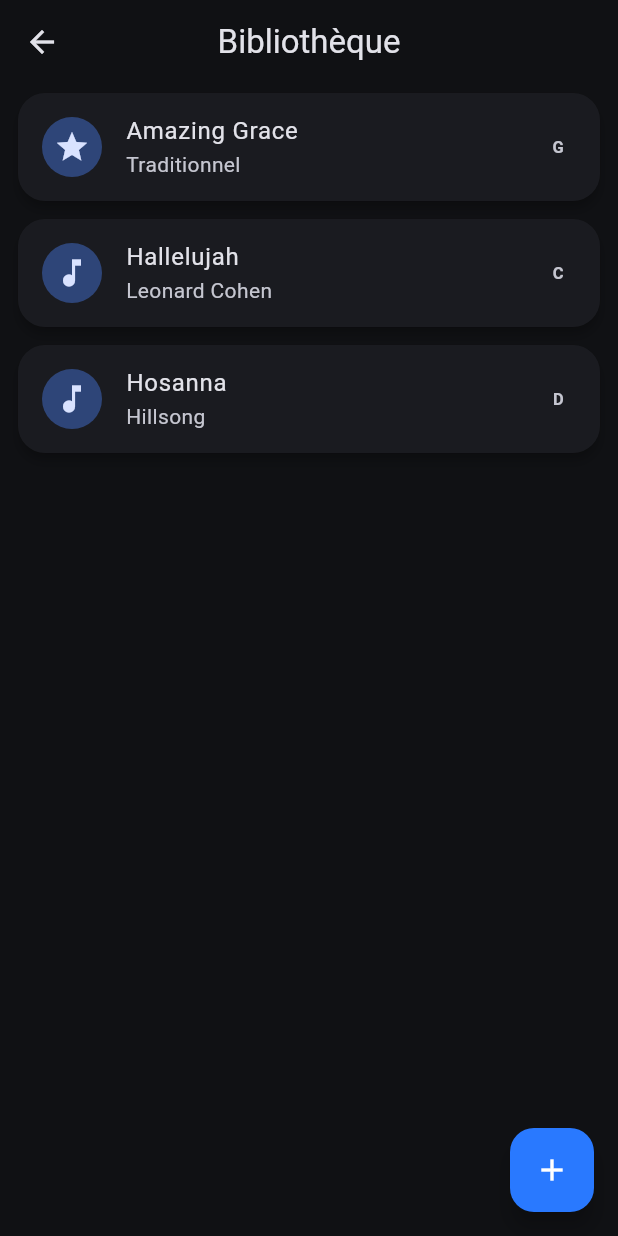
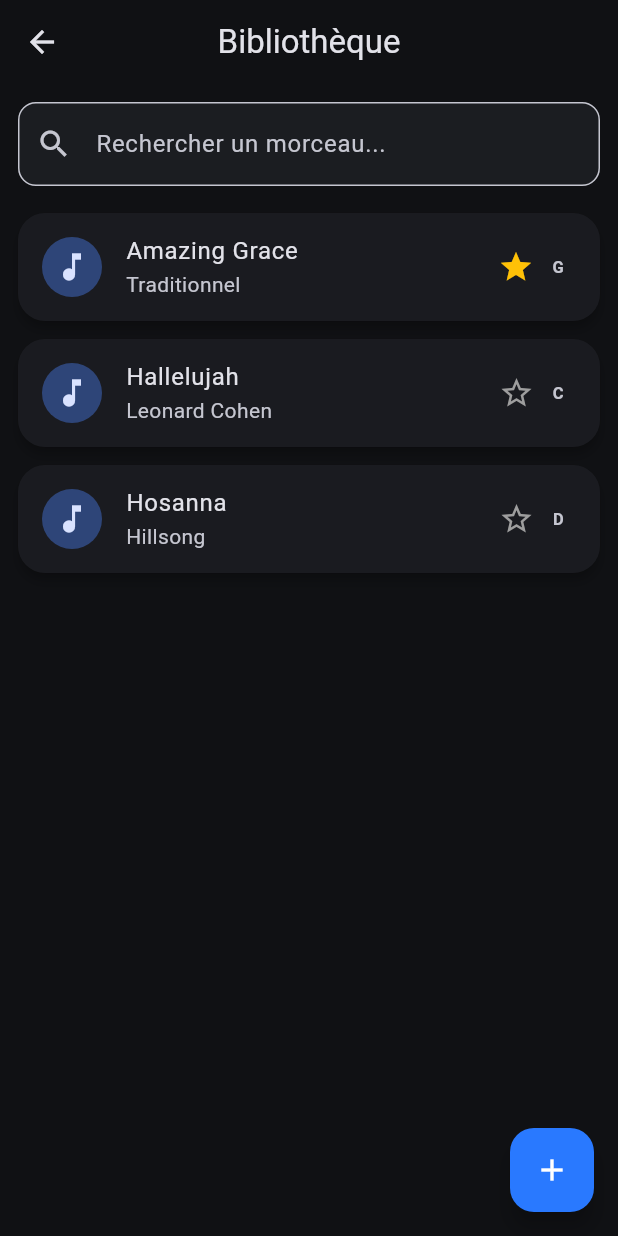
Before and after one commit to dkj2rtpfzy-svg/musicscroll, a Flutter app: the LibraryScreen screen opened directly, on a phone screen of 412 x 824 dp. Run offline on Flutter 3.47's test engine with Material 3 defaults, Android fonts, the phone set to English and light mode, and no system bars; our stand-ins replace flutter_riverpod.

Commit message:
v1.2.0 - Recherche instantanée

```diff
--- a/lib/features/library/library_screen.dart
+++ b/lib/features/library/library_screen.dart
@@ -5,12 +5,34 @@ import '../../providers/song_provider.dart';
 import '../songs/song_detail_screen.dart';
 import '../songs/song_form_screen.dart';
 
-class LibraryScreen extends ConsumerWidget {
+class LibraryScreen extends ConsumerStatefulWidget {
   const LibraryScreen({super.key});
 
   @override
-  Widget build(BuildContext context, WidgetRef ref) {
+  ConsumerState<LibraryScreen> createState() => _LibraryScreenState();
+}
+
+class _LibraryScreenState extends ConsumerState<LibraryScreen> {
+  final TextEditingController searchController = TextEditingController();
+
+  String search = "";
+
+  @override
+  void dispose() {
+    searchController.dispose();
+    super.dispose();
+  }
+
+  @override
+  Widget build(BuildContext context) {
     final songs = ref.watch(songProvider);
+
+    final filteredSongs = songs.where((song) {
+      final q = search.toLowerCase();
+
+      return song.title.toLowerCase().contains(q) ||
+          song.artist.toLowerCase().contains(q);
+    }).toList();
 
     return Scaffold(
       appBar: AppBar(
@@ -28,25 +50,46 @@ class LibraryScreen extends ConsumerWidget {
           );
         },
       ),
-      body: ListView.builder(
-        itemCount: songs.length,
+      body: Column(
+        children: [
+          Padding(
+            padding: const EdgeInsets.all(12),
+            child: TextField(
+              controller: searchController,
+              decoration: InputDecoration(
+                hintText: "Rechercher un morceau...",
+                prefixIcon: const Icon(Icons.search),
+                border: OutlineInputBorder(
+                  borderRadius: BorderRadius.circular(12),
+                ),
+              ),
+              onChanged: (value) {
+                setState(() {
+                  search = value;
+                });
+              },
+            ),
+          ),
+          Expanded(
+            child: ListView.builder(
+              itemCount: filteredSongs.length,
               itemBuilder: (context, index) {
-          final song = songs[index];
+                final song = filteredSongs[index];
+
+                final originalIndex = songs.indexOf(song);
 
                 return Dismissible(
-            key: ValueKey("${song.title}-$index"),
+                  key: ValueKey("${song.title}-$originalIndex"),
                   direction: DismissDirection.endToStart,
-
                   background: Container(
+                    color: Colors.red,
                     alignment: Alignment.centerRight,
                     padding: const EdgeInsets.only(right: 24),
-              color: Colors.red,
                     child: const Icon(
                       Icons.delete,
                       color: Colors.white,
                     ),
                   ),
-
                   confirmDismiss: (_) async {
                     return await showDialog<bool>(
                           context: context,
@@ -71,41 +114,53 @@ class LibraryScreen extends ConsumerWidget {
                         ) ??
                         false;
                   },
-
                   onDismissed: (_) {
                     ref
                         .read(songProvider.notifier)
-                  .removeSong(index);
+                        .removeSong(originalIndex);
 
                     ScaffoldMessenger.of(context).showSnackBar(
                       SnackBar(
-                  content: Text(
-                    "${song.title} supprimé",
-                  ),
+                        content: Text("${song.title} supprimé"),
                       ),
                     );
                   },
-
                   child: Card(
                     margin: const EdgeInsets.symmetric(
                       horizontal: 12,
                       vertical: 6,
                     ),
                     child: ListTile(
-                leading: CircleAvatar(
-                  child: Icon(
-                    song.favorite
-                        ? Icons.star
-                        : Icons.music_note,
-                  ),
+                      leading: const CircleAvatar(
+                        child: Icon(Icons.music_note),
                       ),
                       title: Text(song.title),
                       subtitle: Text(song.artist),
-                trailing: Text(
+                      trailing: Row(
+                        mainAxisSize: MainAxisSize.min,
+                        children: [
+                          IconButton(
+                            icon: Icon(
+                              song.favorite
+                                  ? Icons.star
+                                  : Icons.star_border,
+                              color: song.favorite
+                                  ? Colors.amber
+                                  : Colors.grey,
+                            ),
+                            onPressed: () {
+                              ref
+                                  .read(songProvider.notifier)
+                                  .toggleFavorite(originalIndex);
+                            },
+                          ),
+                          Text(
                             song.key,
                             style: const TextStyle(
                               fontWeight: FontWeight.bold,
                             ),
+                          ),
+                        ],
                       ),
                       onTap: () {
                         Navigator.push(
@@ -113,7 +168,7 @@ class LibraryScreen extends ConsumerWidget {
                           MaterialPageRoute(
                             builder: (_) => SongDetailScreen(
                               song: song,
-                        songIndex: index,
+                              songIndex: originalIndex,
                             ),
                           ),
                         );
@@ -123,6 +178,9 @@ class LibraryScreen extends ConsumerWidget {
                 );
               },
             ),
+          ),
+        ],
+      ),
     );
   }
 }
```
Lines whose indentation alone changed are shown as unchanged.
